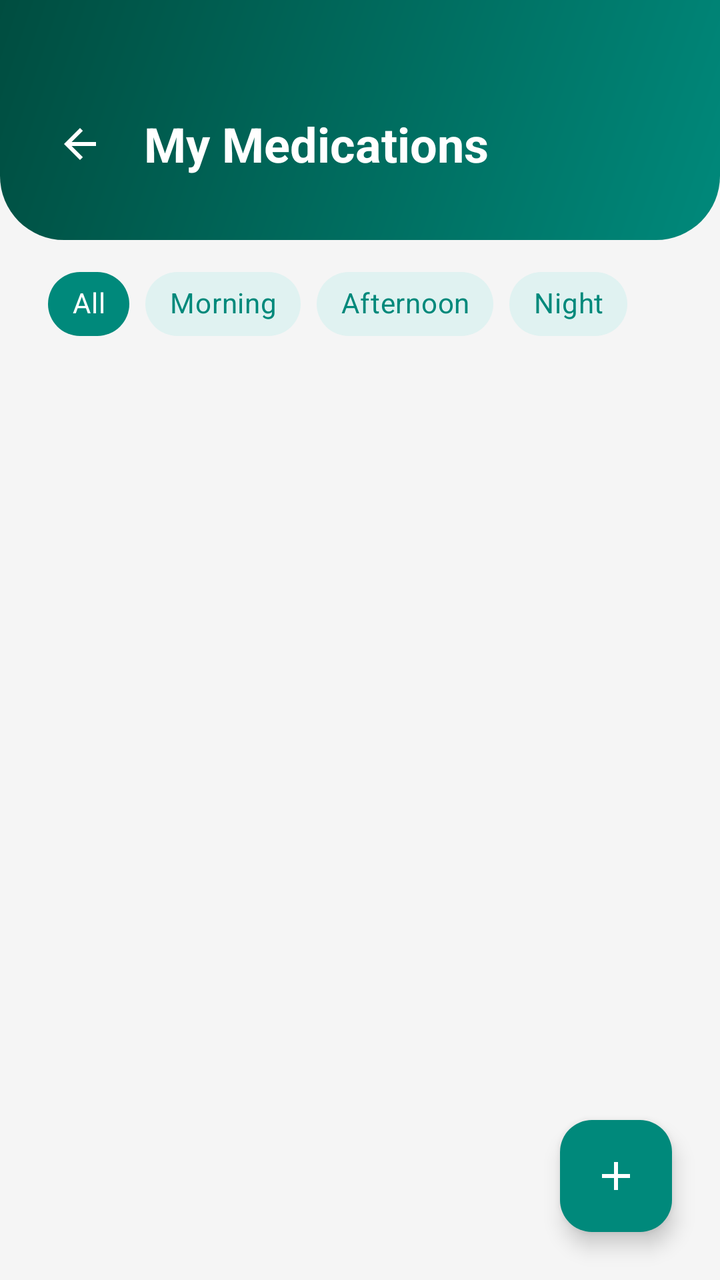
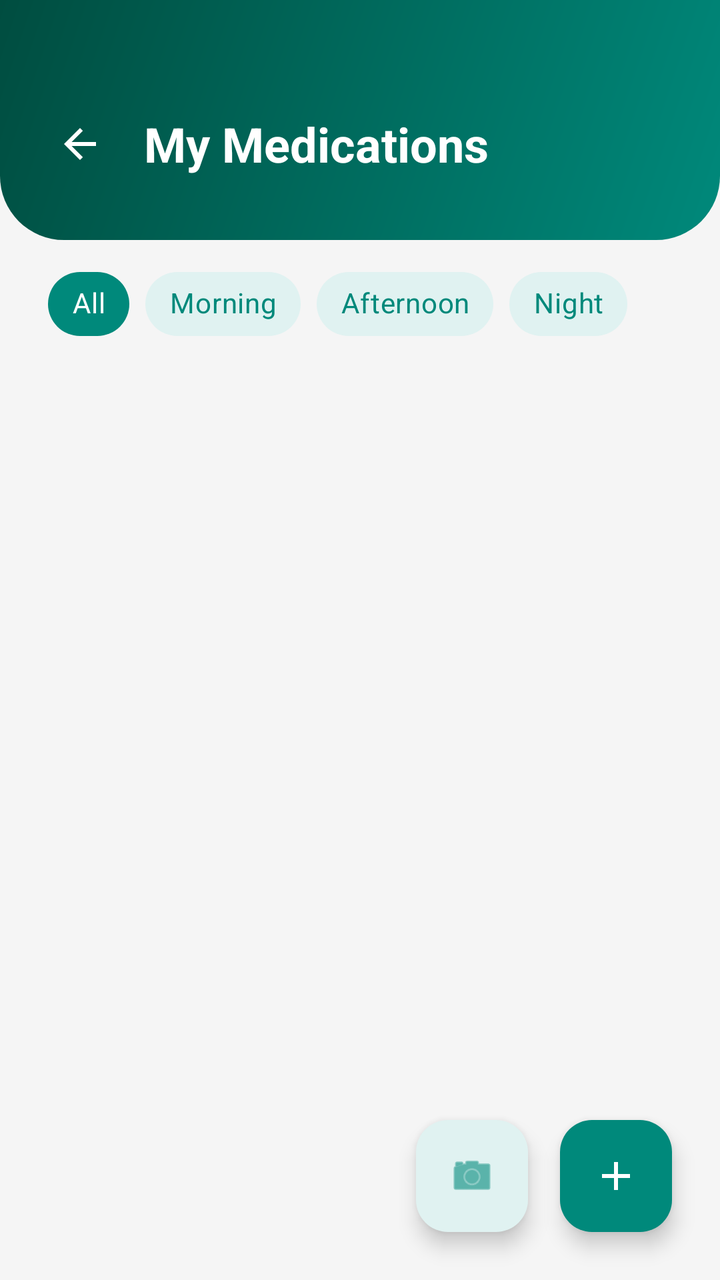

An Android layout rendered at two revisions. The XML below is the earlier revision; the diff shows what the commit changed to produce the second picture.
<!-- AndroidManifest.xml: application theme Theme.VitalFlow -->
<!-- res/layout/fragment_meds.xml -->
<?xml version="1.0" encoding="utf-8"?>
<androidx.constraintlayout.widget.ConstraintLayout xmlns:android="http://schemas.android.com/apk/res/android"
    xmlns:app="http://schemas.android.com/apk/res-auto"
    android:layout_width="match_parent"
    android:layout_height="match_parent"
    android:background="#F5F5F5">

    <View
        android:id="@+id/headerBg"
        android:layout_width="match_parent"
        android:layout_height="120dp"
        android:background="@drawable/bg_header_gradient"
        app:layout_constraintTop_toTopOf="parent" />

    <LinearLayout
        android:id="@+id/headerContent"
        android:layout_width="match_parent"
        android:layout_height="wrap_content"
        android:layout_marginTop="48dp"
        android:orientation="horizontal"
        android:gravity="center_vertical"
        app:layout_constraintTop_toTopOf="parent">

        <ImageView
            android:id="@+id/btnBack"
            android:layout_width="48dp"
            android:layout_height="48dp"
            android:layout_marginStart="16dp"
            android:padding="12dp"
            android:src="@drawable/ic_arrow_back"
            app:tint="#FFFFFF"
            android:background="?attr/selectableItemBackgroundBorderless"
            android:clickable="true"
            android:focusable="true" />

        <TextView
            android:id="@+id/tvTitle"
            android:layout_width="wrap_content"
            android:layout_height="wrap_content"
            android:text="My Medications"
            android:textColor="#FFFFFF"
            android:textSize="24sp"
            android:textStyle="bold"
            android:layout_marginStart="8dp" />
    </LinearLayout>

    <HorizontalScrollView
        android:id="@+id/scrollFilters"
        android:layout_width="match_parent"
        android:layout_height="wrap_content"
        android:layout_marginTop="16dp"
        android:scrollbars="none"
        app:layout_constraintTop_toBottomOf="@id/headerBg">

        <com.google.android.material.chip.ChipGroup
            android:id="@+id/chipGroupFilters"
            android:layout_width="wrap_content"
            android:layout_height="wrap_content"
            android:paddingHorizontal="24dp"
            app:selectionRequired="true"
            app:singleSelection="true">

            <com.google.android.material.chip.Chip
                android:id="@+id/chipAll"
                style="@style/Widget.MaterialComponents.Chip.Choice"
                android:layout_width="wrap_content"
                android:layout_height="wrap_content"
                android:checked="true"
                android:text="All"
                android:textAlignment="center"
                android:textColor="@color/selector_chip_text"
                app:chipBackgroundColor="@color/selector_chip_bg"
                app:chipStrokeWidth="0dp"
                app:ensureMinTouchTargetSize="false" />

            <com.google.android.material.chip.Chip
                android:id="@+id/chipMorning"
                style="@style/Widget.MaterialComponents.Chip.Choice"
                android:layout_width="wrap_content"
                android:layout_height="wrap_content"
                android:text="Morning"
                android:textAlignment="center"
                android:textColor="@color/selector_chip_text"
                app:chipBackgroundColor="@color/selector_chip_bg"
                app:chipStrokeWidth="0dp"
                app:ensureMinTouchTargetSize="false" />

            <com.google.android.material.chip.Chip
                android:id="@+id/chipAfternoon"
                style="@style/Widget.MaterialComponents.Chip.Choice"
                android:layout_width="wrap_content"
                android:layout_height="wrap_content"
                android:text="Afternoon"
                android:textAlignment="center"
                android:textColor="@color/selector_chip_text"
                app:chipBackgroundColor="@color/selector_chip_bg"
                app:chipStrokeWidth="0dp"
                app:ensureMinTouchTargetSize="false" />

            <com.google.android.material.chip.Chip
                android:id="@+id/chipNight"
                style="@style/Widget.MaterialComponents.Chip.Choice"
                android:layout_width="wrap_content"
                android:layout_height="wrap_content"
                android:text="Night"
                android:textAlignment="center"
                android:textColor="@color/selector_chip_text"
                app:chipBackgroundColor="@color/selector_chip_bg"
                app:chipStrokeWidth="0dp"
                app:ensureMinTouchTargetSize="false" />

        </com.google.android.material.chip.ChipGroup>
    </HorizontalScrollView>

    <androidx.recyclerview.widget.RecyclerView
        android:id="@+id/rvMeds"
        android:layout_width="match_parent"
        android:layout_height="0dp"
        android:layout_marginTop="8dp"
        android:paddingHorizontal="16dp"
        android:clipToPadding="false"
        android:paddingBottom="100dp"
        app:layout_constraintBottom_toBottomOf="parent"
        app:layout_constraintTop_toBottomOf="@id/scrollFilters" />

    <LinearLayout
        android:id="@+id/layoutEmpty"
        android:layout_width="wrap_content"
        android:layout_height="wrap_content"
        android:orientation="vertical"
        android:gravity="center"
        android:visibility="gone"
        app:layout_constraintTop_toBottomOf="@id/headerBg"
        app:layout_constraintBottom_toBottomOf="parent"
        app:layout_constraintStart_toStartOf="parent"
        app:layout_constraintEnd_toEndOf="parent">

        <ImageView
            android:layout_width="100dp"
            android:layout_height="100dp"
            android:src="@drawable/ic_empty_box"
            android:alpha="0.5" />

        <TextView
            android:id="@+id/tvEmptyTitle"
            android:layout_width="wrap_content"
            android:layout_height="wrap_content"
            android:text="No medications yet"
            android:textColor="#90A4AE"
            android:textSize="18sp"
            android:textStyle="bold"
            android:layout_marginTop="16dp" />

        <TextView
            android:id="@+id/tvEmptySubtitle"
            android:layout_width="wrap_content"
            android:layout_height="wrap_content"
            android:text="Tap + to add your first prescription"
            android:textColor="#B0BEC5"
            android:textSize="14sp"
            android:layout_marginTop="4dp" />
    </LinearLayout>

    <com.google.android.material.floatingactionbutton.FloatingActionButton
        android:id="@+id/fabAddMed"
        android:layout_width="wrap_content"
        android:layout_height="wrap_content"
        android:layout_margin="24dp"
        android:src="@drawable/ic_add"
        app:backgroundTint="#00897B"
        app:tint="#FFFFFF"
        app:layout_constraintBottom_toBottomOf="parent"
        app:layout_constraintEnd_toEndOf="parent" />

</androidx.constraintlayout.widget.ConstraintLayout>
<!-- resources referenced by this layout -->
<resources>
  <!-- drawable bg_header_gradient (drawable) -->
  <?xml version="1.0" encoding="utf-8"?>
  <shape xmlns:android="http://schemas.android.com/apk/res/android">
      <gradient
          android:angle="135"
          android:endColor="#004D40"
          android:startColor="#00897B" />
      <corners
          android:bottomLeftRadius="32dp"
          android:bottomRightRadius="32dp" />
  </shape>
  <!-- drawable ic_add (drawable) -->
  <vector xmlns:android="http://schemas.android.com/apk/res/android" android:height="24dp" android:tint="#000000" android:viewportHeight="960" android:viewportWidth="960" android:width="24dp">
        
      <path android:fillColor="@android:color/white" android:pathData="M440,520L200,520L200,440L440,440L440,200L520,200L520,440L760,440L760,520L520,520L520,760L440,760L440,520Z"/>
      
  </vector>
  <!-- drawable ic_arrow_back (drawable) -->
  <vector xmlns:android="http://schemas.android.com/apk/res/android" android:autoMirrored="true" android:height="24dp" android:tint="#000000" android:viewportHeight="960" android:viewportWidth="960" android:width="24dp">
        
      <path android:fillColor="@android:color/white" android:pathData="M313,520L537,744L480,800L160,480L480,160L537,216L313,440L800,440L800,520L313,520Z"/>
      
  </vector>
  <!-- drawable ic_empty_box (drawable) -->
  <vector xmlns:android="http://schemas.android.com/apk/res/android"
      android:width="100dp" android:height="100dp" android:viewportWidth="24" android:viewportHeight="24"
      android:tint="#CFD8DC"> <path android:fillColor="@android:color/white"
      android:pathData="M19,3H5C3.9,3 3,3.9 3,5v14c0,1.1 0.9,2 2,2h14c1.1,0 2,-0.9 2,-2V5C21,3.9 20.1,3 19,3zM12,17c-0.55,0 -1,-0.45 -1,-1v-2h-2c-0.55,0 -1,-0.45 -1,-1s0.45,-1 1,-1h2v-2c0,-0.55 0.45,-1 1,-1s1,0.45 1,1v2h2c0.55,0 1,0.45 1,1s-0.45,1 -1,1h-2v2C13,16.55 12.55,17 12,17z"/>
  </vector>
  <style name="Theme.VitalFlow" parent="Base.Theme.VitalFlow" />
  <style name="Base.Theme.VitalFlow" parent="Theme.Material3.Light.NoActionBar">
  
          <item name="colorPrimary">@color/primary</item>
          <item name="colorPrimaryVariant">@color/primary_dark</item>
          <item name="colorOnPrimary">@color/white</item>
  
          <item name="colorSecondary">@color/secondary</item>
          <item name="colorSecondaryVariant">@color/secondary_dark</item>
          <item name="colorOnSecondary">@color/black</item>
  
          <item name="android:statusBarColor">@color/background_light</item>
          <item name="android:windowLightStatusBar">true</item>
          <item name="android:colorBackground">@color/background_light</item>
          <item name="colorSurface">@color/surface_light</item>
  
          <item name="android:textColorPrimary">@color/text_primary_light</item>
          <item name="android:textColorSecondary">@color/text_secondary_light</item>
      </style>
  <color name="primary">#00897B</color>
  <color name="primary_dark">#00584D</color>
  <color name="white">#FFFFFFFF</color>
  <color name="secondary">#FF8A65</color>
  <color name="secondary_dark">#C75B39</color>
  <color name="black">#FF000000</color>
  <color name="background_light">#F5F7FA</color>
  <color name="surface_light">#FFFFFF</color>
  <color name="text_primary_light">#1F2937</color>
  <color name="text_secondary_light">#6B7280</color>
</resources>

<!-- the commit's change to res/layout/fragment_meds.xml (unified diff, before → after) -->
@@ -1,6 +1,7 @@
 <?xml version="1.0" encoding="utf-8"?>
 <androidx.constraintlayout.widget.ConstraintLayout xmlns:android="http://schemas.android.com/apk/res/android"
     xmlns:app="http://schemas.android.com/apk/res-auto"
+    xmlns:tools="http://schemas.android.com/tools"
     android:layout_width="match_parent"
     android:layout_height="match_parent"
     android:background="#F5F5F5">
@@ -28,6 +29,7 @@
             android:layout_marginStart="16dp"
             android:padding="12dp"
             android:src="@drawable/ic_arrow_back"
+            android:contentDescription="back button"
             app:tint="#FFFFFF"
             android:background="?attr/selectableItemBackgroundBorderless"
             android:clickable="true"
@@ -71,7 +73,8 @@
                 android:textColor="@color/selector_chip_text"
                 app:chipBackgroundColor="@color/selector_chip_bg"
                 app:chipStrokeWidth="0dp"
-                app:ensureMinTouchTargetSize="false" />
+                app:ensureMinTouchTargetSize="false"
+                tools:ignore="TouchTargetSizeCheck" />
 
             <com.google.android.material.chip.Chip
                 android:id="@+id/chipMorning"
@@ -83,7 +86,8 @@
                 android:textColor="@color/selector_chip_text"
                 app:chipBackgroundColor="@color/selector_chip_bg"
                 app:chipStrokeWidth="0dp"
-                app:ensureMinTouchTargetSize="false" />
+                app:ensureMinTouchTargetSize="false"
+                tools:ignore="TouchTargetSizeCheck" />
 
             <com.google.android.material.chip.Chip
                 android:id="@+id/chipAfternoon"
@@ -95,7 +99,8 @@
                 android:textColor="@color/selector_chip_text"
                 app:chipBackgroundColor="@color/selector_chip_bg"
                 app:chipStrokeWidth="0dp"
-                app:ensureMinTouchTargetSize="false" />
+                app:ensureMinTouchTargetSize="false"
+                tools:ignore="TouchTargetSizeCheck" />
 
             <com.google.android.material.chip.Chip
                 android:id="@+id/chipNight"
@@ -107,7 +112,8 @@
                 android:textColor="@color/selector_chip_text"
                 app:chipBackgroundColor="@color/selector_chip_bg"
                 app:chipStrokeWidth="0dp"
-                app:ensureMinTouchTargetSize="false" />
+                app:ensureMinTouchTargetSize="false"
+                tools:ignore="TouchTargetSizeCheck" />
 
         </com.google.android.material.chip.ChipGroup>
     </HorizontalScrollView>
@@ -162,12 +168,27 @@
     </LinearLayout>
 
     <com.google.android.material.floatingactionbutton.FloatingActionButton
+        android:id="@+id/fabScanMed"
+        android:layout_width="wrap_content"
+        android:layout_height="wrap_content"
+        android:layout_marginEnd="16dp"
+        android:layout_marginBottom="24dp"
+        android:src="@android:drawable/ic_menu_camera"
+        app:backgroundTint="#E0F2F1"
+        app:tint="#00897B"
+        app:fabSize="mini"
+        android:contentDescription="Scan Prescription"
+        app:layout_constraintBottom_toBottomOf="parent"
+        app:layout_constraintEnd_toStartOf="@id/fabAddMed" />
+
+    <com.google.android.material.floatingactionbutton.FloatingActionButton
         android:id="@+id/fabAddMed"
         android:layout_width="wrap_content"
         android:layout_height="wrap_content"
         android:layout_margin="24dp"
         android:src="@drawable/ic_add"
         app:backgroundTint="#00897B"
+        android:contentDescription="Button to add medication"
         app:tint="#FFFFFF"
         app:layout_constraintBottom_toBottomOf="parent"
         app:layout_constraintEnd_toEndOf="parent" />
